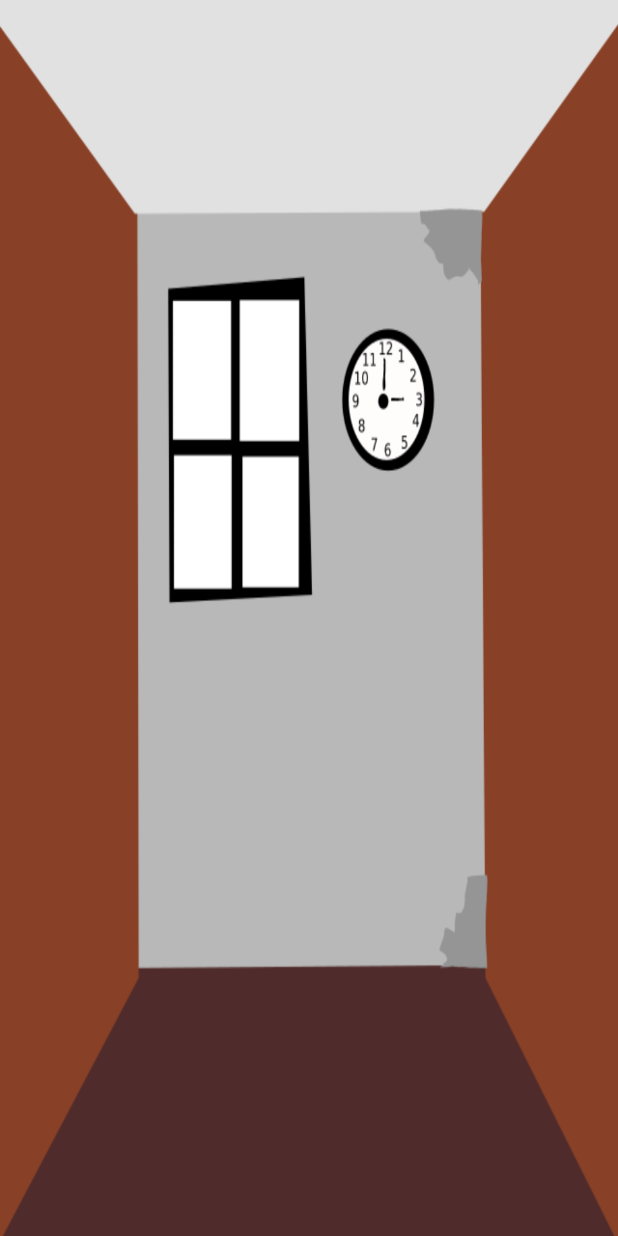
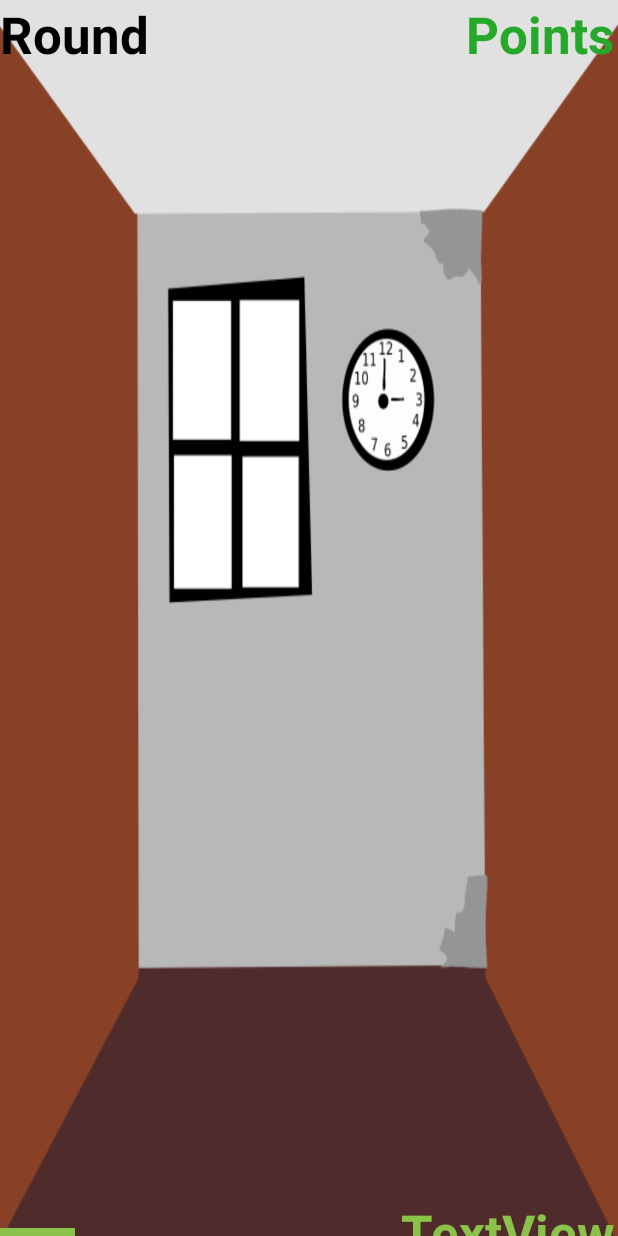
Before and after one commit to sterniR/Android-Studio-Projects, an Android app: the GameActivity screen opened directly, with no data from a screen before it, on a phone screen of 412 x 824 dp. Run offline under Robolectric (Android 15) with nearby library versions, the phone set to English and light mode, and no system bars.

Commit message:
added game layout

```diff
--- a/Mueckenfang/app/src/main/java/de/androidnewcomer/mueckenfang/MueckenfangActivity.java
+++ b/Mueckenfang/app/src/main/java/de/androidnewcomer/mueckenfang/MueckenfangActivity.java
@@ -32,7 +32,7 @@ public class MueckenfangActivity extends AppCompatActivity implements View.OnCli
 
     private void starteRunde() {
         runde = runde + 1;
-        muecken = muecken + 1;
+        muecken = muecken * 10;
         gefangeneMuecken = 0;
         zeit = 60;
         bildschirmAktualisieren();
--- a/Mueckenfang/app/src/main/res/layout/game.xml
+++ b/Mueckenfang/app/src/main/res/layout/game.xml
@@ -9,14 +9,98 @@
     tools:context=".GameActivity">
 
     <LinearLayout
-        android:layout_width="match_parent"
-        android:layout_height="match_parent"
-        android:orientation="vertical">
+        android:layout_width="409dp"
+        android:layout_height="889dp"
+        android:orientation="vertical"
+        tools:layout_editor_absoluteX="1dp"
+        tools:layout_editor_absoluteY="1dp"
+        tools:ignore="MissingConstraints">
 
         <FrameLayout
             android:layout_width="match_parent"
-            android:layout_height="match_parent">
+            android:layout_height="wrap_content">
+
+            <TextView
+                android:id="@+id/textView"
+                android:layout_width="wrap_content"
+                android:layout_height="wrap_content"
+                android:layout_gravity="right"
+                android:text="Points"
+                android:textColor="@color/points"
+                android:textSize="34sp"
+                android:textStyle="bold" />
+
+            <TextView
+                android:id="@+id/textView2"
+                android:layout_width="wrap_content"
+                android:layout_height="wrap_content"
+                android:layout_gravity="left"
+                android:text="Round"
+                android:textColor="@color/round"
+                android:textSize="34sp"
+                android:textStyle="bold" />
+        </FrameLayout>
+
+        <FrameLayout
+            android:id="@+id/spielbereich"
+            android:layout_width="match_parent"
+            android:layout_height="match_parent"
+            android:layout_weight="1">
 
         </FrameLayout>
+
+        <LinearLayout
+            android:layout_width="match_parent"
+            android:layout_height="wrap_content"
+            android:orientation="vertical">
+
+            <FrameLayout
+                android:layout_width="match_parent"
+                android:layout_height="match_parent">
+
+                <FrameLayout
+                    android:id="@+id/bar_hits"
+                    android:layout_width="50dp"
+                    android:layout_height="5dp"
+                    android:layout_gravity="center_vertical"
+                    android:background="@color/hits">
+
+                </FrameLayout>
+
+                <TextView
+                    android:id="@+id/hits"
+                    android:layout_width="wrap_content"
+                    android:layout_height="wrap_content"
+                    android:layout_gravity="right"
+                    android:text="TextView"
+                    android:textColor="@color/hits"
+                    android:textSize="34sp"
+                    android:textStyle="bold" />
+            </FrameLayout>
+
+            <FrameLayout
+                android:layout_width="match_parent"
+                android:layout_height="match_parent">
+
+                <FrameLayout
+                    android:id="@+id/bar_time"
+                    android:layout_width="50dp"
+                    android:layout_height="5dp"
+                    android:layout_gravity="center_vertical"
+                    android:background="@color/time">
+
+                </FrameLayout>
+
+                <TextView
+                    android:id="@+id/time"
+                    android:layout_width="wrap_content"
+                    android:layout_height="wrap_content"
+                    android:layout_gravity="right"
+                    android:text="TextView"
+                    android:textColor="@color/time"
+                    android:textSize="34sp"
+                    android:textStyle="bold" />
+            </FrameLayout>
+        </LinearLayout>
     </LinearLayout>
 </androidx.constraintlayout.widget.ConstraintLayout>
--- a/Mueckenfang/app/src/main/res/values/colors.xml
+++ b/Mueckenfang/app/src/main/res/values/colors.xml
@@ -2,4 +2,8 @@
 <resources>
     <color name="black">#FF000000</color>
     <color name="white">#FFFFFFFF</color>
+    <color name="points">#26A92B</color>
+    <color name="round">#000000</color>
+    <color name="hits">#8BC34A</color>
+    <color name="time">#E91E63</color>
 </resources>
```
